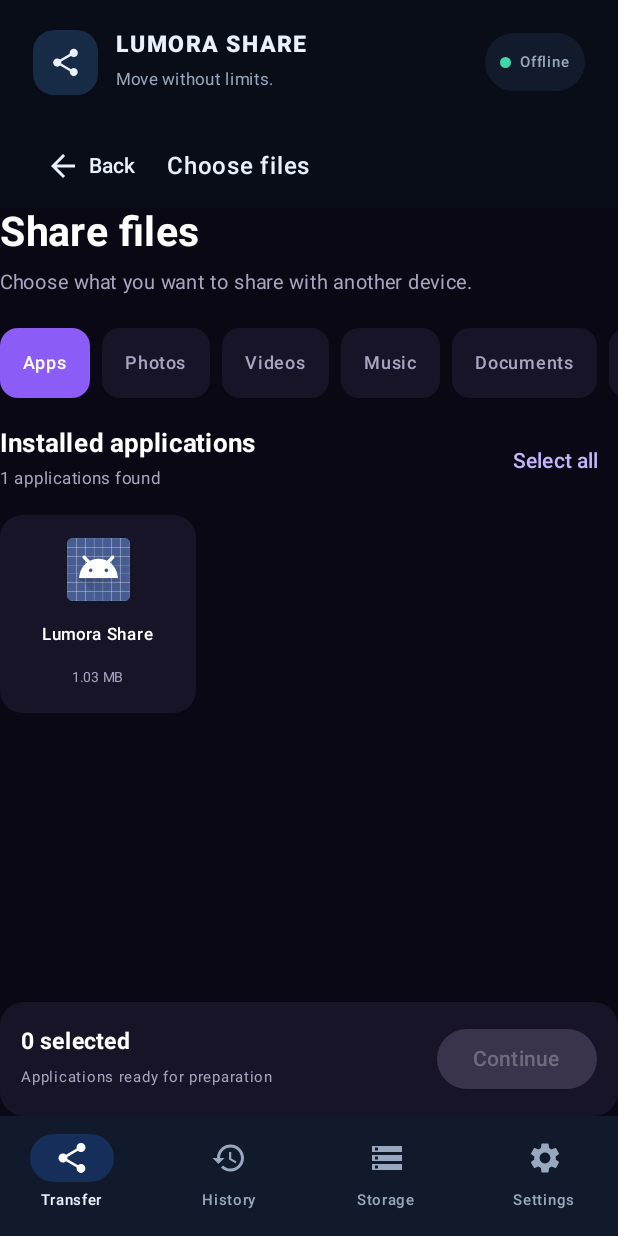
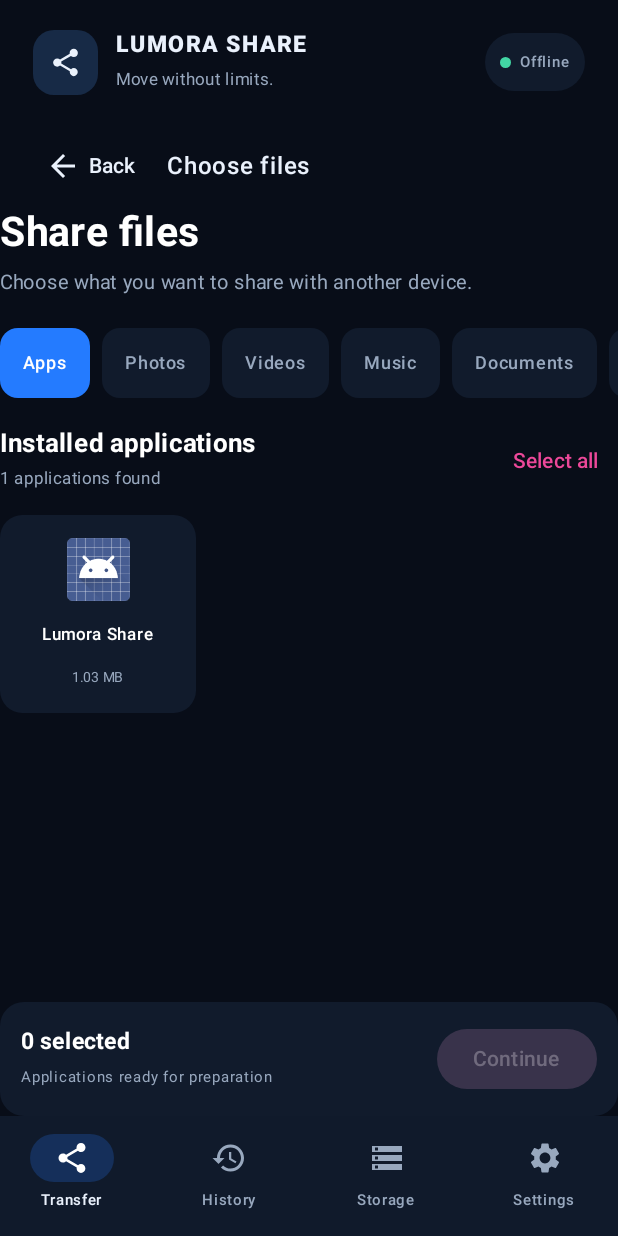
Before and after one commit to theohenryrobertson1234-cpu/lumora-share, an Android app built with Jetpack Compose: the screen it shows after launch (MainActivity), after a tap on "Select files to send", on a phone screen of 412 x 824 dp. Run offline under Robolectric (Android 15) with nearby library versions, the phone set to English and light mode, and no system bars.

Commit message:
feat(ui): align file browser with Lumora blue-pink identity

```diff
--- a/app/src/main/java/com/lumoralabs/share/ui/screens/DeviceFileBrowser.kt
+++ b/app/src/main/java/com/lumoralabs/share/ui/screens/DeviceFileBrowser.kt
@@ -28,14 +28,15 @@ import androidx.compose.ui.unit.sp
 import com.lumoralabs.share.data.DeviceFileRepository
 import com.lumoralabs.share.model.FileCategory
 import com.lumoralabs.share.model.ShareItem
+import com.lumoralabs.share.ui.theme.LumoraPalette
 import kotlinx.coroutines.Dispatchers
 import kotlinx.coroutines.withContext
 
-private val BrowserBackground = Color(0xFF090814)
-private val BrowserCard = Color(0xFF171428)
-private val BrowserPurple = Color(0xFF8B5CF6)
-private val BrowserLightPurple = Color(0xFFC4B5FD)
-private val BrowserMuted = Color(0xFFAAA4C0)
+private val BrowserBackground = LumoraPalette.Obsidian
+private val BrowserCard = LumoraPalette.Surface
+private val BrowserPurple = LumoraPalette.Blue
+private val BrowserLightPurple = LumoraPalette.Pink
+private val BrowserMuted = LumoraPalette.Silver
 
 @Composable
 fun DeviceFileBrowser(
@@ -345,7 +346,7 @@ private fun AppGridItem(
 ) {
     Surface(
         color = if (selected) {
-            Color(0xFF30234F)
+            Color(0xFF1D2B43)
         } else {
             BrowserCard
         },
```
